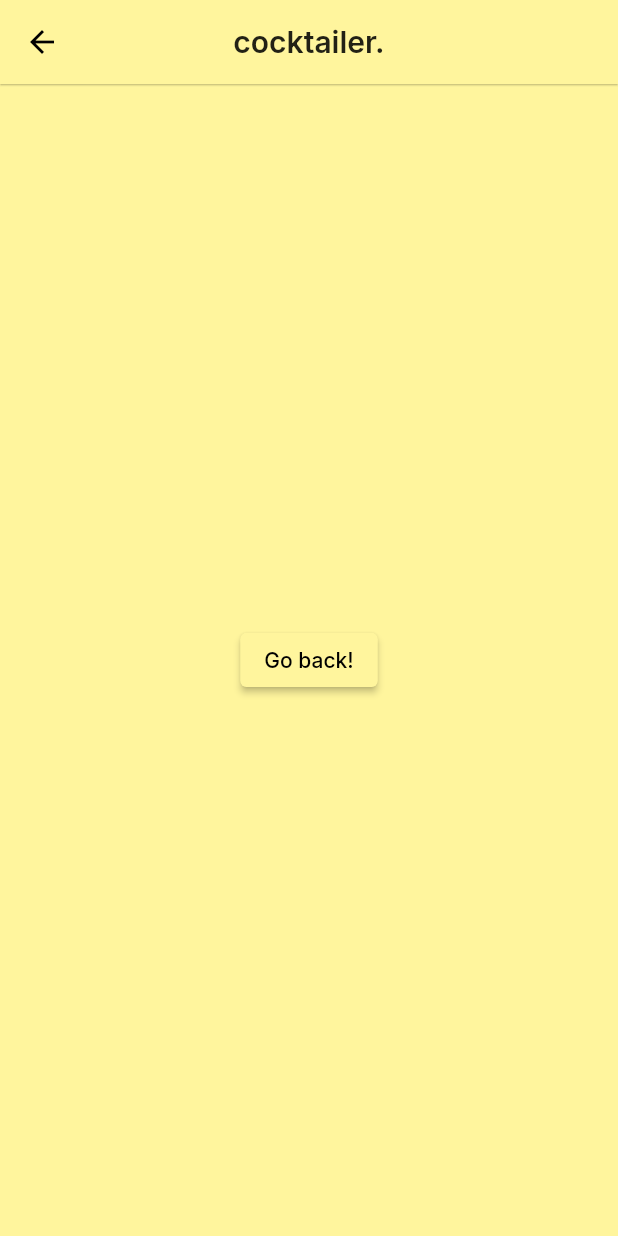
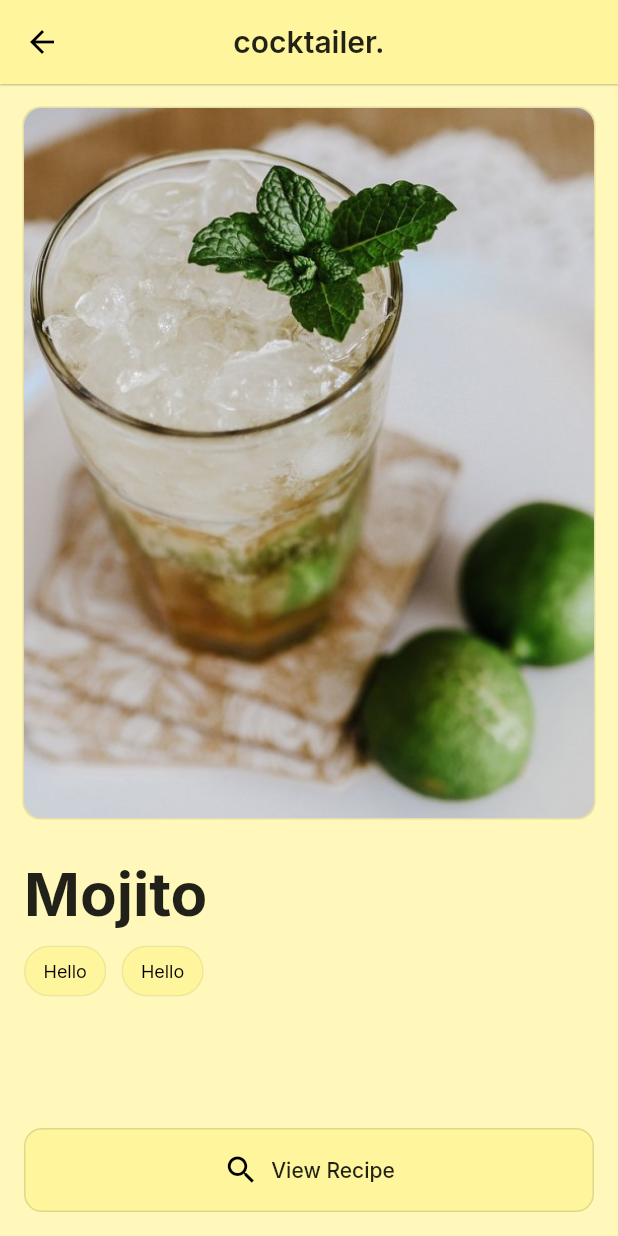
Before and after one commit to mushfikurr/cocktailer, a Flutter app: the IndividualCocktail screen opened directly, on a phone screen of 412 x 824 dp. Run offline on Flutter 3.47's test engine with Material 2 defaults, Android fonts, the phone set to English and light mode, and no system bars; our stand-ins replace google_fonts.

Commit message:
Implement all views for application

```diff
--- a/lib/individual_cocktail.dart
+++ b/lib/individual_cocktail.dart
@@ -1,4 +1,6 @@
 import 'package:flutter/material.dart';
+import 'package:flutter_application_1/colors.dart';
+import 'package:flutter_application_1/recipe.dart';
 
 class IndividualCocktail extends StatelessWidget {
   const IndividualCocktail({super.key});
@@ -6,6 +8,7 @@ class IndividualCocktail extends StatelessWidget {
   @override
   Widget build(BuildContext context) {
     return Scaffold(
+      backgroundColor: cocktail.shade300,
       appBar: AppBar(
           centerTitle: true,
           backgroundColor: Theme.of(context).colorScheme.primary,
@@ -15,12 +18,104 @@ class IndividualCocktail extends StatelessWidget {
               .textTheme
               .headlineSmall
               ?.copyWith(fontSize: 20, fontWeight: FontWeight.w600)),
-      body: Center(
-        child: ElevatedButton(
-          onPressed: () {
-            Navigator.pop(context);
-          },
-          child: const Text('Go back!'),
+      body: Padding(
+        padding: const EdgeInsets.all(16.0),
+        child: Column(
+          mainAxisAlignment: MainAxisAlignment.start,
+          children: [
+            Expanded(
+              flex: 2,
+              child: Container(
+                decoration: BoxDecoration(
+                  boxShadow: [
+                    BoxShadow(
+                        color: Colors.black.withOpacity(0.1), spreadRadius: 1)
+                  ],
+                  image: const DecorationImage(
+                    image: AssetImage("assets/sample_image.jpg"),
+                    fit: BoxFit.cover,
+                  ),
+                  borderRadius: const BorderRadius.all(Radius.circular(12.0)),
+                ),
+              ),
+            ),
+            const SizedBox(height: 26),
+            Expanded(
+              flex: 1,
+              child: Column(
+                children: [
+                  Row(
+                    mainAxisAlignment: MainAxisAlignment.start,
+                    children: [
+                      Text(
+                        "Mojito",
+                        style: Theme.of(context)
+                            .textTheme
+                            .headlineLarge
+                            ?.copyWith(
+                                fontWeight: FontWeight.w700,
+                                color: Theme.of(context)
+                                    .textTheme
+                                    .titleMedium
+                                    ?.color),
+                      ),
+                    ],
+                  ),
+                  const SizedBox(height: 4),
+                  Expanded(
+                    child: SingleChildScrollView(
+                      child: Align(
+                        alignment: Alignment.topLeft,
+                        child: Wrap(
+                          spacing: 10,
+                          children: [
+                            Chip(
+                              backgroundColor: cocktail.shade500,
+                              side: BorderSide(
+                                  color: Colors.black.withOpacity(0.03)),
+                              label: Text("Hello",
+                                  style:
+                                      Theme.of(context).textTheme.labelMedium),
+                            ),
+                            Chip(
+                              backgroundColor: cocktail.shade500,
+                              side: BorderSide(
+                                  color: Colors.black.withOpacity(0.03)),
+                              label: Text("Hello",
+                                  style:
+                                      Theme.of(context).textTheme.labelMedium),
+                            ),
+                          ],
+                        ),
+                      ),
+                    ),
+                  ),
+                  const SizedBox(height: 10),
+                  SizedBox(
+                    width: double.infinity,
+                    height: 56,
+                    child: OutlinedButton.icon(
+                      onPressed: () {
+                        Navigator.push(
+                          context,
+                          MaterialPageRoute(
+                              builder: (context) => const Recipe()),
+                        );
+                      },
+                      style: OutlinedButton.styleFrom(
+                        backgroundColor: cocktail.shade500,
+                        shape: RoundedRectangleBorder(
+                            borderRadius: BorderRadius.circular(12.0)),
+                      ),
+                      icon: const Icon(Icons.search_sharp, color: Colors.black),
+                      label: Text("View Recipe",
+                          style: Theme.of(context).textTheme.labelLarge),
+                    ),
+                  )
+                ],
+              ),
+            ),
+          ],
         ),
       ),
     );
--- a/pubspec.yaml
+++ b/pubspec.yaml
@@ -63,6 +63,7 @@ flutter:
     - assets/waves.svg
     - assets/waves.png
     - assets/bubbles.png
+    - assets/sample_image.jpg
   #   - images/a_dot_burr.jpeg
   #   - images/a_dot_ham.jpeg
 
```
Also changed, not shown: lib/appbar.dart (added, +18 -0 lines), lib/recipe.dart (added, +205 -0 lines), assets/sample_image.jpg (added).
